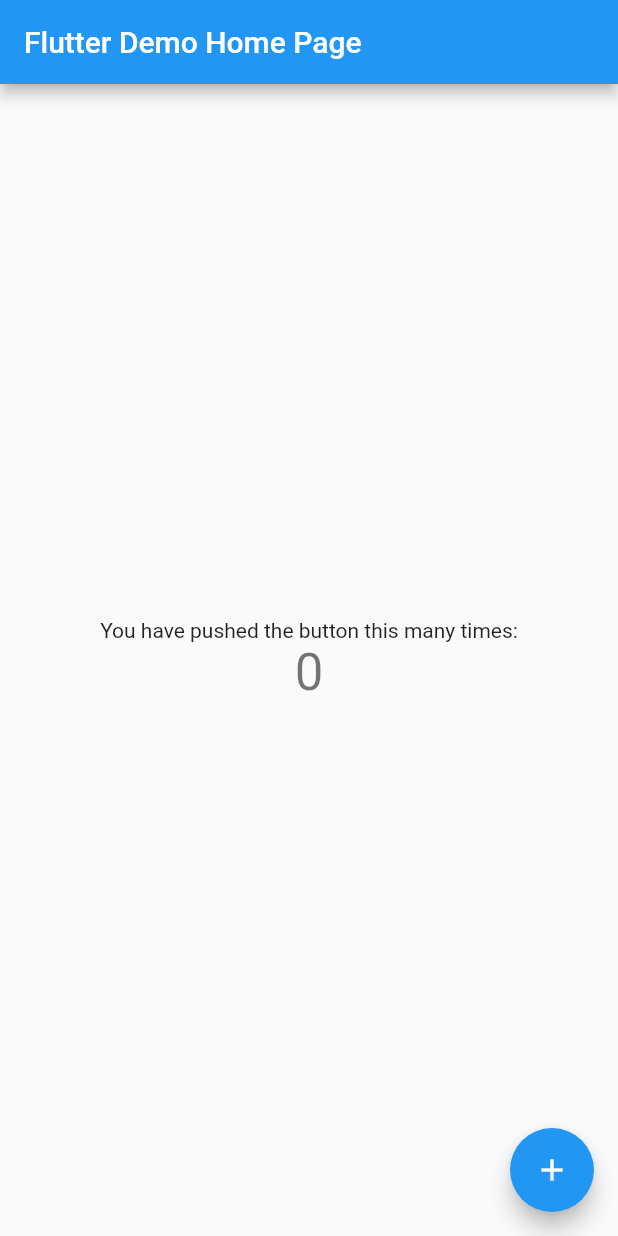
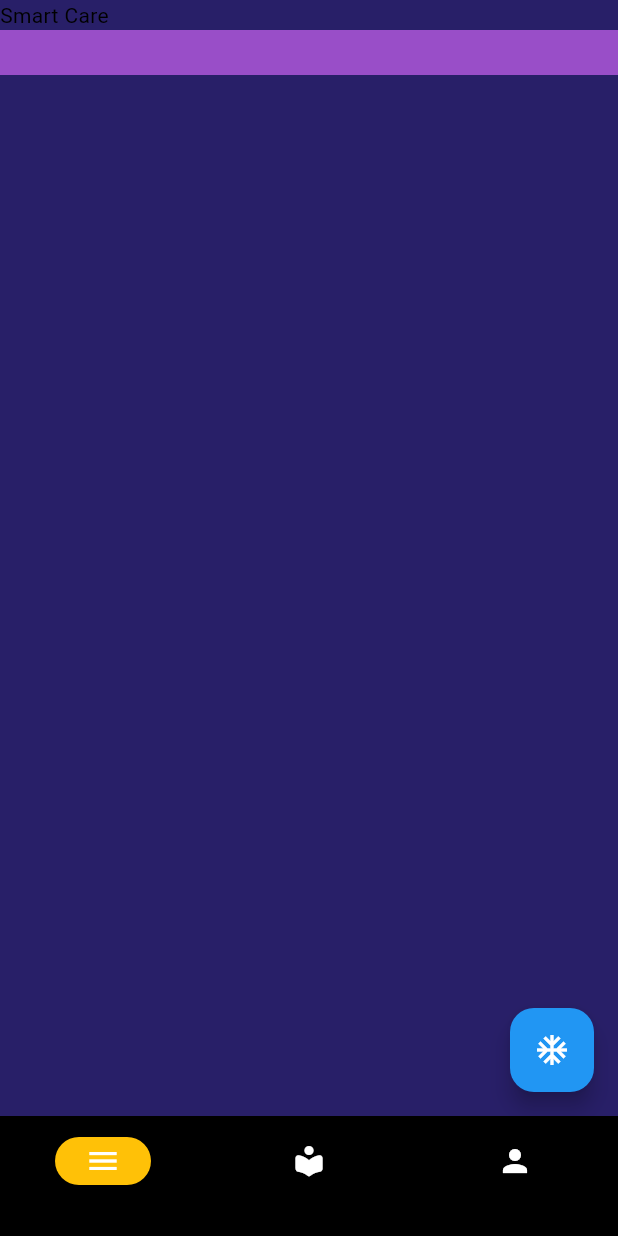
Before and after one commit to kevinhectorngetich/smartcare, a Flutter app: the screen it shows after launch, on a phone screen of 412 x 824 dp. Run offline on Flutter 3.47's test engine with Material 2 defaults, Android fonts, the phone set to English and light mode, and no system bars.

Commit message:
feat: added all the screens ready to start

```diff
--- /dev/null
+++ b/lib/common/theme.dart
@@ -0,0 +1,18 @@
+import 'package:flutter/material.dart';
+import 'package:smartcare/constants/constants.dart';
+
+final appTheme = ThemeData(
+  useMaterial3: true,
+  colorScheme: ColorScheme.fromSwatch().copyWith(
+    primary: primaryColorLightpurple,
+    background: backgroundPurple,
+  ),
+  textTheme: const TextTheme(
+    displayLarge: TextStyle(
+      fontFamily: 'Poppins',
+      fontWeight: FontWeight.w500,
+      fontSize: 18,
+      color: Colors.white,
+    ),
+  ),
+);
--- /dev/null
+++ b/lib/constants/constants.dart
@@ -0,0 +1,4 @@
+import 'package:flutter/material.dart';
+
+const Color backgroundPurple = Color(0xFF281F68);
+const Color primaryColorLightpurple = Color(0xFF994EC8);
--- /dev/null
+++ b/lib/constants/text_style.dart
@@ -0,0 +1,18 @@
+import 'package:flutter/material.dart';
+
+const kpageTitleStyle = TextStyle(
+  fontFamily: 'Poppins',
+  fontSize: 22.0,
+  fontWeight: FontWeight.bold,
+);
+
+const kTitleStyle = TextStyle(
+  fontFamily: 'Poppins',
+  fontSize: 20.0,
+  fontWeight: FontWeight.bold,
+);
+const k = TextStyle(
+  fontFamily: 'Poppins',
+  fontSize: 22.0,
+  fontWeight: FontWeight.bold,
+);
--- a/lib/main.dart
+++ b/lib/main.dart
@@ -1,4 +1,6 @@
 import 'package:flutter/material.dart';
+import 'package:smartcare/common/theme.dart';
+import 'package:smartcare/screens/home_screen.dart';
 
 void main() {
   runApp(const MyApp());
@@ -11,57 +13,8 @@ class MyApp extends StatelessWidget {
   Widget build(BuildContext context) {
     return MaterialApp(
       title: 'Flutter Demo',
-      theme: ThemeData(
-        primarySwatch: Colors.blue,
-      ),
-      home: const MyHomePage(title: 'Flutter Demo Home Page'),
+      theme: appTheme,
+      home: const HomeScreen(),
     );
   }
 }
-
-class MyHomePage extends StatefulWidget {
-  const MyHomePage({super.key, required this.title});
-
-  final String title;
-
-  @override
-  State<MyHomePage> createState() => _MyHomePageState();
-}
-
-class _MyHomePageState extends State<MyHomePage> {
-  int _counter = 0;
-
-  void _incrementCounter() {
-    setState(() {
-      _counter++;
-    });
-  }
-
-  @override
-  Widget build(BuildContext context) {
-    return Scaffold(
-      appBar: AppBar(
-        title: Text(widget.title),
-      ),
-      body: Center(
-        child: Column(
-          mainAxisAlignment: MainAxisAlignment.center,
-          children: <Widget>[
-            const Text(
-              'You have pushed the button this many times:',
-            ),
-            Text(
-              '$_counter',
-              style: Theme.of(context).textTheme.headlineMedium,
-            ),
-          ],
-        ),
-      ),
-      floatingActionButton: FloatingActionButton(
-        onPressed: _incrementCounter,
-        tooltip: 'Increment',
-        child: const Icon(Icons.add),
-      ),
-    );
-  }
-}
--- /dev/null
+++ b/lib/screens/charts.dart
@@ -0,0 +1,17 @@
+import 'package:flutter/material.dart';
+
+class ChartScreen extends StatefulWidget {
+  const ChartScreen({super.key});
+
+  @override
+  State<ChartScreen> createState() => _ChartScreenState();
+}
+
+class _ChartScreenState extends State<ChartScreen> {
+  @override
+  Widget build(BuildContext context) {
+    return Container(
+      color: Colors.amber,
+    );
+  }
+}
--- /dev/null
+++ b/lib/screens/home_screen.dart
@@ -0,0 +1,60 @@
+import 'package:flutter/material.dart';
+import 'package:smartcare/screens/charts.dart';
+import 'package:smartcare/screens/pomodoro.dart';
+import 'package:smartcare/screens/smartcare.dart';
+
+class HomeScreen extends StatefulWidget {
+  const HomeScreen({super.key});
+
+  @override
+  State<HomeScreen> createState() => _HomeScreenState();
+}
+
+class _HomeScreenState extends State<HomeScreen> {
+  int currentIndex = 0;
+
+  final screens = [
+    const SmartCareScreen(),
+    const ChartScreen(),
+    const PomodoroScreen(),
+  ];
+
+  @override
+  Widget build(BuildContext context) {
+    return Scaffold(
+      body: screens[currentIndex],
+      bottomNavigationBar: NavigationBarTheme(
+        data: const NavigationBarThemeData(
+          indicatorColor: Colors.amber,
+          // indicatorColor: ,
+        ),
+        child: NavigationBar(
+          selectedIndex: currentIndex,
+          onDestinationSelected: (index) {
+            setState(() {
+              currentIndex = index;
+            });
+          },
+          backgroundColor: Colors.black,
+          destinations: const [
+            NavigationDestination(
+              icon: Icon(
+                Icons.menu,
+                color: Colors.white,
+              ),
+              label: 'Dashboard',
+            ),
+            NavigationDestination(
+              icon: Icon(Icons.local_library_rounded, color: Colors.white),
+              label: 'Library',
+            ),
+            NavigationDestination(
+              icon: Icon(Icons.person, color: Colors.white),
+              label: 'Profile',
+            ),
+          ],
+        ),
+      ),
+    );
+  }
+}
--- /dev/null
+++ b/lib/screens/pomodoro.dart
@@ -0,0 +1,17 @@
+import 'package:flutter/material.dart';
+
+class PomodoroScreen extends StatefulWidget {
+  const PomodoroScreen({super.key});
+
+  @override
+  State<PomodoroScreen> createState() => _PomodoroScreenState();
+}
+
+class _PomodoroScreenState extends State<PomodoroScreen> {
+  @override
+  Widget build(BuildContext context) {
+    return Container(
+      color: Colors.blue,
+    );
+  }
+}
--- /dev/null
+++ b/lib/screens/smartcare.dart
@@ -0,0 +1,33 @@
+import 'package:flutter/material.dart';
+import 'package:smartcare/constants/constants.dart';
+
+class SmartCareScreen extends StatefulWidget {
+  const SmartCareScreen({super.key});
+
+  @override
+  State<SmartCareScreen> createState() => _SmartCareScreenState();
+}
+
+class _SmartCareScreenState extends State<SmartCareScreen> {
+  @override
+  Widget build(BuildContext context) {
+    return Scaffold(
+      backgroundColor: backgroundPurple,
+      body: SafeArea(
+        child: Column(
+          children: [
+            Row(children: [
+              Text('Smart Care'),
+            ],),
+            Container(
+              height: 30,
+              color: primaryColorLightpurple,
+            ),
+          ],
+        ),
+      ),
+      floatingActionButton: FloatingActionButton(
+          onPressed: () {}, child: const Icon(Icons.ac_unit)),
+    );
+  }
+}
```
Also changed, not shown: pubspec.yaml (+10 -11 lines), assets/fonts/poppins/Poppins-Bold.ttf (added), assets/fonts/poppins/Poppins-Italic.ttf (added), assets/fonts/poppins/Poppins-Light.ttf (added), assets/fonts/poppins/Poppins-LightItalic.ttf (added), assets/fonts/poppins/Poppins-Medium.ttf (added), assets/fonts/poppins/Poppins-Regular.ttf (added), assets/fonts/poppins/Poppins-SemiBold.ttf (added).
